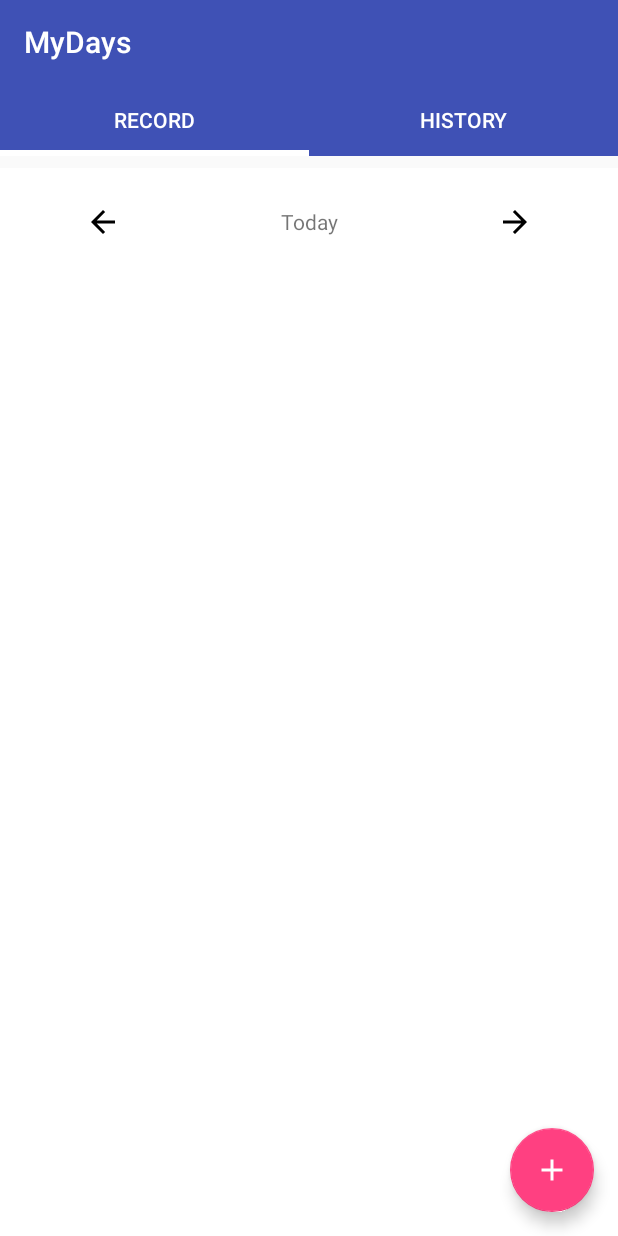
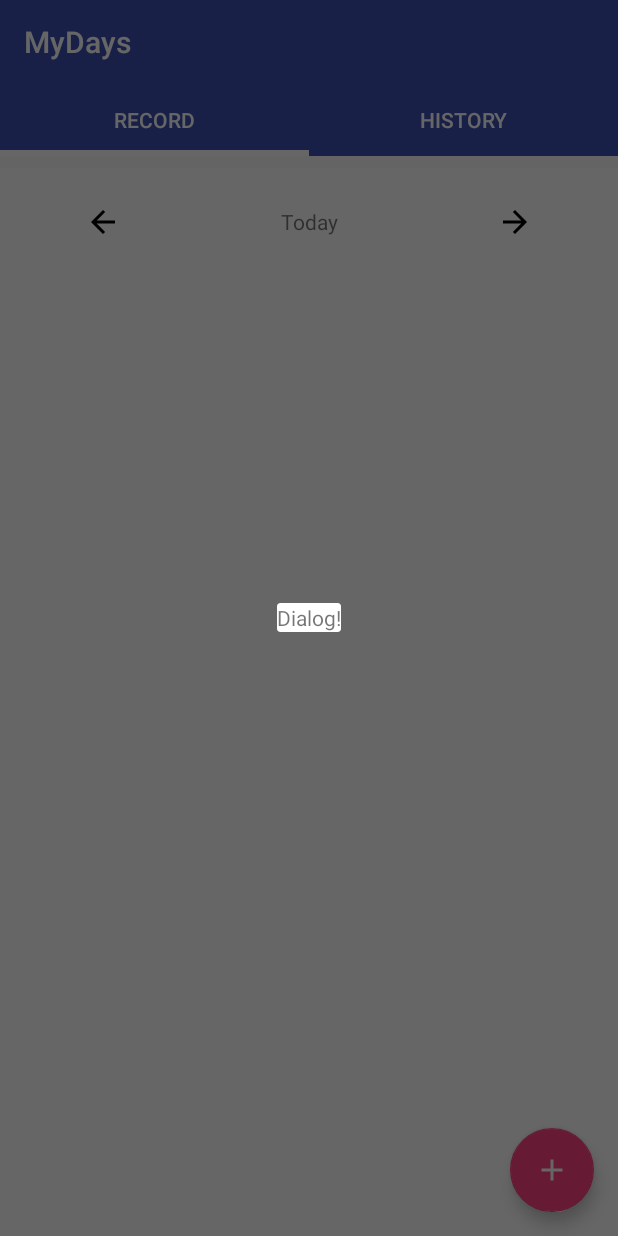
Before and after one commit to giantsol/Days, an Android app: the screen it shows after launch (MainActivity), after a tap on an icon or button, on a phone screen of 412 x 824 dp. Run offline under Robolectric (Android 15) with nearby library versions, the phone set to English and light mode, and no system bars.

Commit message:
기본 CreateRecordDialog 구현

```diff
--- /dev/null
+++ b/app/src/main/java/com/hansollee/mydays/record/CreateRecordDialog.kt
@@ -0,0 +1,33 @@
+package com.hansollee.mydays.record
+
+import android.os.Bundle
+import android.view.LayoutInflater
+import android.view.View
+import android.view.ViewGroup
+import androidx.fragment.app.DialogFragment
+import com.hansollee.mydays.R
+
+/**
+ * Created by kevin-ee on 2019-02-01.
+ */
+
+class CreateRecordDialog : DialogFragment() {
+
+    companion object {
+        fun newInstance(): CreateRecordDialog {
+            val instance = CreateRecordDialog()
+
+            val args = Bundle()
+            args.putString("key", "value")
+            instance.arguments = args
+
+            return instance
+        }
+    }
+
+    override fun onCreateView(inflater: LayoutInflater, container: ViewGroup?,
+                              savedInstanceState: Bundle?): View {
+        val view = inflater.inflate(R.layout.dialog_create_record, container, false)
+        return view
+    }
+}
--- a/app/src/main/java/com/hansollee/mydays/record/RecordFragment.kt
+++ b/app/src/main/java/com/hansollee/mydays/record/RecordFragment.kt
@@ -29,7 +29,7 @@ class RecordFragment: Fragment() {
 
         val floatingButton: FloatingActionButton = view.findViewById(R.id.floating_button)
         floatingButton.setOnClickListener { _ ->
-            Toast.makeText(context, "hello", Toast.LENGTH_SHORT).show()
+            showCreateRecordDialog()
         }
 
         val arrowBack: View = view.findViewById(R.id.arrow_back)
@@ -51,4 +51,10 @@ class RecordFragment: Fragment() {
             dateText.text = currentDate.toDisplayFormat()
         })
     }
+
+    private fun showCreateRecordDialog() {
+        val transaction = fragmentManager.beginTransaction()
+        val dialog = CreateRecordDialog.newInstance()
+        dialog.show(transaction, null)
+    }
 }
--- /dev/null
+++ b/app/src/main/res/layout/dialog_create_record.xml
@@ -0,0 +1,13 @@
+<?xml version="1.0" encoding="utf-8"?>
+<LinearLayout
+    xmlns:android="http://schemas.android.com/apk/res/android"
+    android:orientation="vertical"
+    android:layout_width="wrap_content"
+    android:layout_height="wrap_content">
+
+    <TextView
+        android:layout_width="wrap_content"
+        android:layout_height="wrap_content"
+        android:text="Dialog!"/>
+
+</LinearLayout>
```
